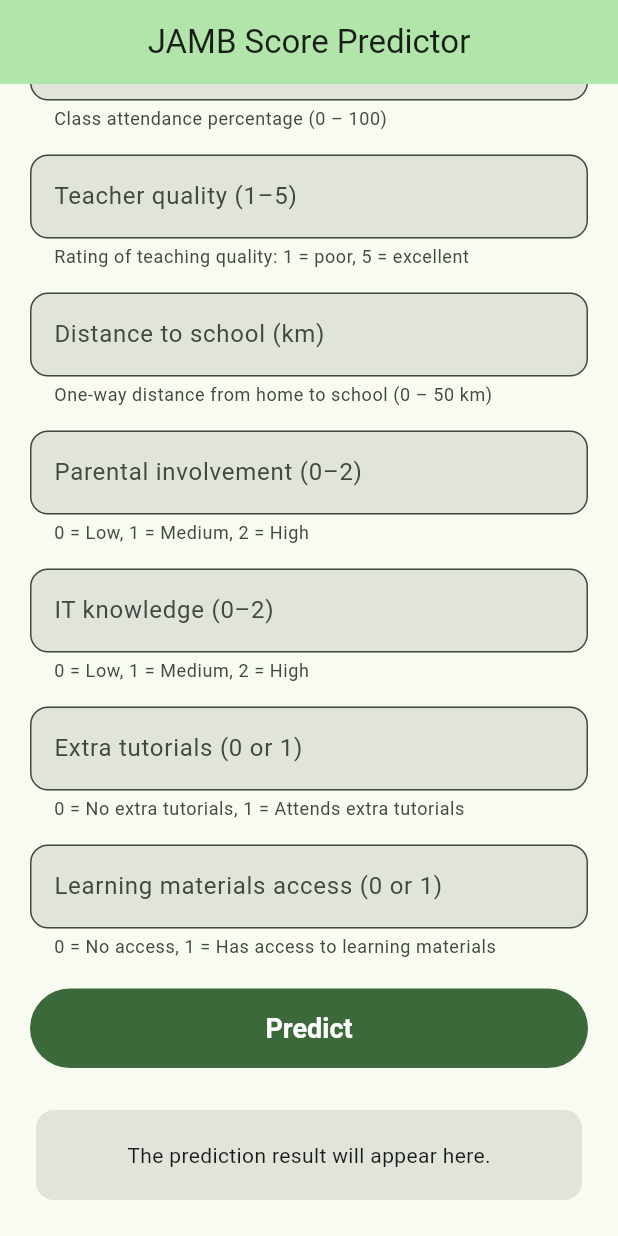
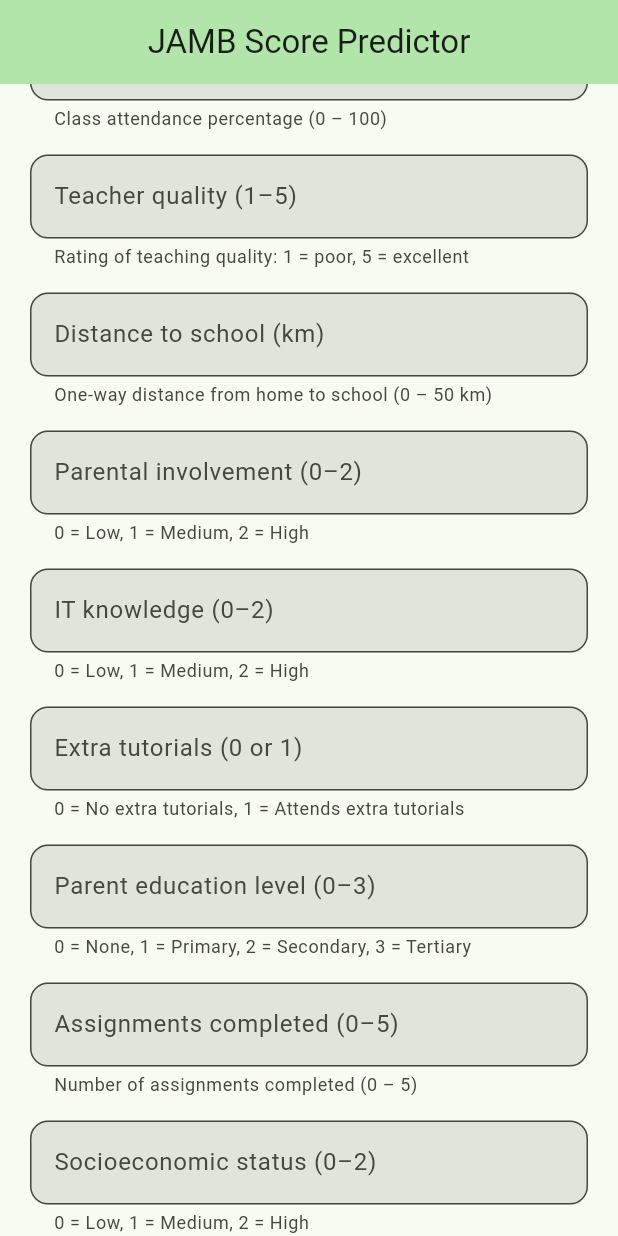
Before and after one commit to gilbmura/linear_regression_model, a Flutter app: the screen it shows after launch, scrolled down 249 dp, on a phone screen of 412 x 824 dp. Run offline on Flutter 3.47's test engine with Material 3 defaults, Android fonts, the phone set to English and light mode, and no system bars.

Commit message:
Treat 'None' parent education as real category, expand model to 11 features

```diff
--- a/summative/FlutterApp/lib/config.dart
+++ b/summative/FlutterApp/lib/config.dart
@@ -34,7 +34,7 @@
   });
 }
 
-/// One entry per model input variable (8 features).
+/// One entry per model input variable (11 features).
 const List<InputFieldSpec> inputFields = [
   InputFieldSpec(
     key: 'study_hours_per_week',
@@ -97,10 +97,37 @@
     isInteger: true,
   ),
   InputFieldSpec(
-    key: 'access_to_learning_materials',
-    label: 'Learning materials access (0 or 1)',
+    key: 'parent_education_level',
+    label: 'Parent education level (0–3)',
+    hint: 'e.g. 2',
+    help: '0 = None, 1 = Primary, 2 = Secondary, 3 = Tertiary',
+    min: 0,
+    max: 3,
+    isInteger: true,
+  ),
+  InputFieldSpec(
+    key: 'assignments_completed',
+    label: 'Assignments completed (0–5)',
+    hint: 'e.g. 2',
+    help: 'Number of assignments completed (0 – 5)',
+    min: 0,
+    max: 5,
+    isInteger: true,
+  ),
+  InputFieldSpec(
+    key: 'socioeconomic_status',
+    label: 'Socioeconomic status (0–2)',
     hint: 'e.g. 1',
-    help: '0 = No access, 1 = Has access to learning materials',
+    help: '0 = Low, 1 = Medium, 2 = High',
+    min: 0,
+    max: 2,
+    isInteger: true,
+  ),
+  InputFieldSpec(
+    key: 'school_type',
+    label: 'School type (0 or 1)',
+    hint: 'e.g. 0',
+    help: '0 = Public school, 1 = Private school',
     min: 0,
     max: 1,
     isInteger: true,
```
Also changed, not shown: 5 other files.
